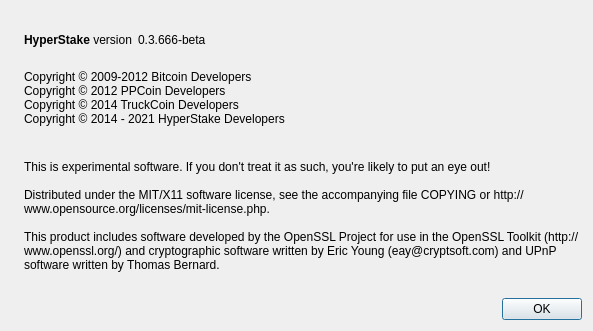
Above: src/qt/forms/aboutdialog.ui from scificrypto/HyperStake before the change. Below: the same form after it.
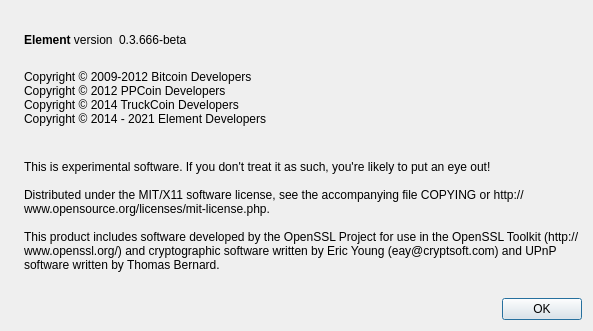
That is the form after the change. Icons and pictures are not drawn.

What changed in the file:
```diff
--- a/src/qt/forms/aboutdialog.ui
+++ b/src/qt/forms/aboutdialog.ui
@@ -50,7 +50,7 @@
           <cursorShape>IBeamCursor</cursorShape>
          </property>
          <property name="text">
-          <string>&lt;b&gt;HyperStake&lt;/b&gt; version</string>
+          <string>&lt;b&gt;Element&lt;/b&gt; version</string>
          </property>
          <property name="textInteractionFlags">
           <set>Qt::LinksAccessibleByMouse|Qt::TextSelectableByKeyboard|Qt::TextSelectableByMouse</set>
@@ -95,7 +95,7 @@
 Copyright © 2009-2012 Bitcoin Developers
 Copyright © 2012 PPCoin Developers
 Copyright © 2014 TruckCoin Developers 
-Copyright © 2014 - 2021 HyperStake Developers
+Copyright © 2014 - 2021 Element Developers
 </string>
        </property>
        <property name="textInteractionFlags">
```
Left out of the diff: 2 changed lines with no effect on the pictures.
